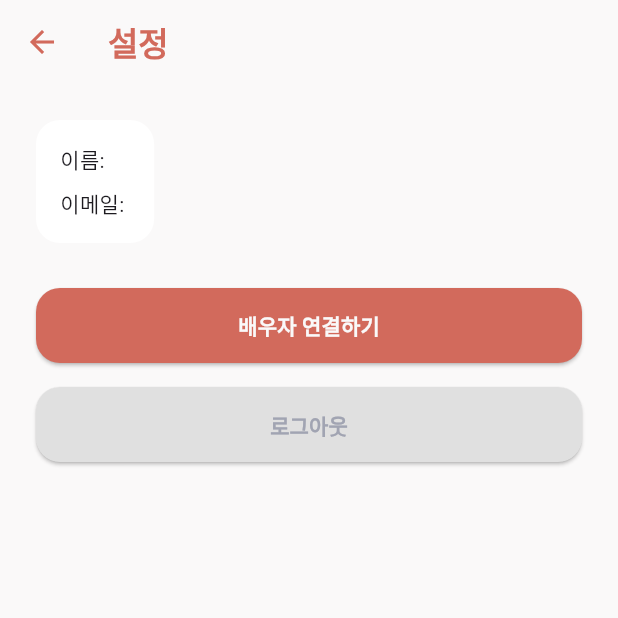
After one commit to leesubeeeeen/growtogether, a Flutter app: the SettingsScreen screen opened directly, on a phone screen of 412 x 824 dp, the top half of it. The commit adds this screen. Run offline on Flutter 3.47's test engine with Material 3 defaults, Android fonts, the phone set to English and light mode, and no system bars; our stand-ins replace firebase_auth, firebase_core, flutter_dotenv, table_calendar; accounts and stored records are empty; Roboto replaces fonts that are missing (Pretendard).

Commit message:
feat: 개인정보 설정 화면(로그아웃 가능) + 배우자 연동 화면 라우팅

```diff
--- /dev/null
+++ b/lib/screens/settings_screen.dart
@@ -0,0 +1,123 @@
+import 'package:flutter/material.dart';
+import 'package:firebase_auth/firebase_auth.dart';
+import '../theme/palette.dart';
+import '../theme/fonts.dart';
+import 'start_screen.dart';
+import 'connect_partner_screen.dart';
+
+class SettingsScreen extends StatelessWidget {
+  const SettingsScreen({super.key});
+
+  @override
+  Widget build(BuildContext context) {
+    final user = FirebaseAuth.instance.currentUser;
+
+    return Scaffold(
+      backgroundColor: Palette.background,
+      appBar: AppBar(
+        backgroundColor: Palette.background,
+        elevation: 0,
+        title: const Text(
+          '설정',
+          style: TextStyle(
+            fontFamily: AppFonts.pretendard,
+            fontWeight: FontWeight.bold,
+            color: Palette.mainRed,
+          ),
+        ),
+        leading: IconButton(
+          icon: const Icon(Icons.arrow_back, color: Palette.mainRed),
+          onPressed: () => Navigator.pop(context),
+        ),
+      ),
+      body: Padding(
+        padding: const EdgeInsets.all(24.0),
+        child: Column(
+          crossAxisAlignment: CrossAxisAlignment.start,
+          children: [
+            // 사용자 정보
+            Container(
+              padding: const EdgeInsets.all(16),
+              decoration: BoxDecoration(
+                color: Colors.white,
+                borderRadius: BorderRadius.circular(16),
+              ),
+              child: Column(
+                crossAxisAlignment: CrossAxisAlignment.start,
+                children: [
+                  Text('이름: ${user?.displayName ?? '이름 없음'}',
+                      style: const TextStyle(fontFamily: AppFonts.pretendard)),
+                  const SizedBox(height: 8),
+                  Text('이메일: ${user?.email ?? ''}',
+                      style: const TextStyle(fontFamily: AppFonts.pretendard)),
+                ],
+              ),
+            ),
+            const SizedBox(height: 30),
+
+            // 배우자 연결 버튼
+            SizedBox(
+              width: double.infinity,
+              height: 50,
+              child: ElevatedButton(
+                style: ElevatedButton.styleFrom(
+                  backgroundColor: Palette.mainRed,
+                  shape: RoundedRectangleBorder(
+                    borderRadius: BorderRadius.circular(16),
+                  ),
+                ),
+                onPressed: () {
+                  Navigator.push(
+                    context,
+                    MaterialPageRoute(
+                      builder: (_) => const ConnectPartnerScreen(),
+                    ),
+                  );
+                },
+                child: const Text(
+                  '배우자 연결하기',
+                  style: TextStyle(
+                    color: Palette.background,
+                    fontFamily: AppFonts.pretendard,
+                    fontWeight: FontWeight.bold,
+                  ),
+                ),
+              ),
+            ),
+            const SizedBox(height: 16),
+
+            // 로그아웃 버튼
+            SizedBox(
+              width: double.infinity,
+              height: 50,
+              child: ElevatedButton(
+                style: ElevatedButton.styleFrom(
+                  backgroundColor: Colors.grey[300],
+                  shape: RoundedRectangleBorder(
+                    borderRadius: BorderRadius.circular(16),
+                  ),
+                ),
+                onPressed: () async {
+                  await FirebaseAuth.instance.signOut();
+                  Navigator.pushAndRemoveUntil(
+                    context,
+                    MaterialPageRoute(builder: (_) => const StartScreen()),
+                        (route) => false,
+                  );
+                },
+                child: const Text(
+                  '로그아웃',
+                  style: TextStyle(
+                    color: Palette.greyText,
+                    fontFamily: AppFonts.pretendard,
+                    fontWeight: FontWeight.bold,
+                  ),
+                ),
+              ),
+            ),
+          ],
+        ),
+      ),
+    );
+  }
+}
```
Also changed, not shown: lib/screens/home_page.dart (+33 -25 lines).
